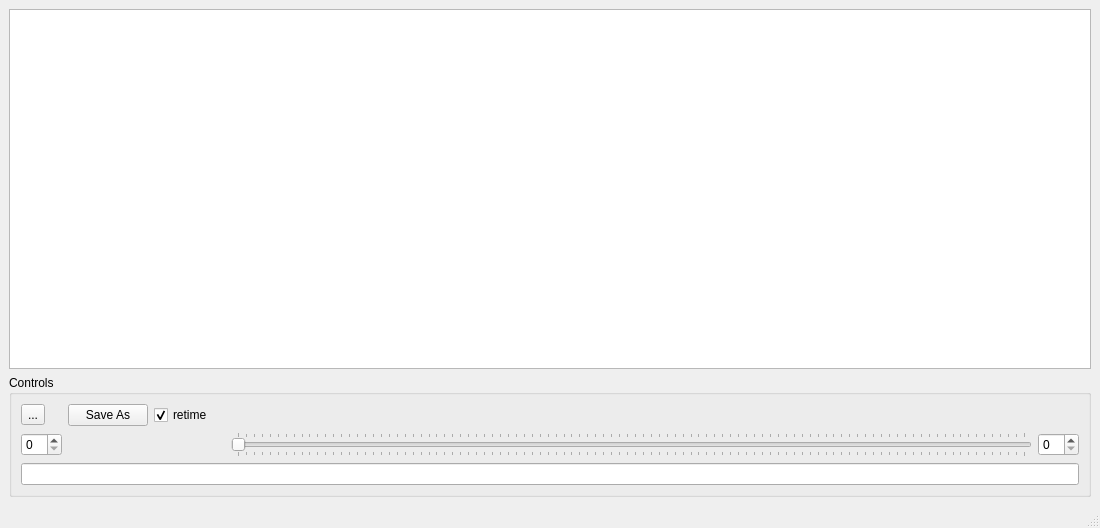
Qt form form.ui (NCCA/AsciinemaEdit) before a commit.
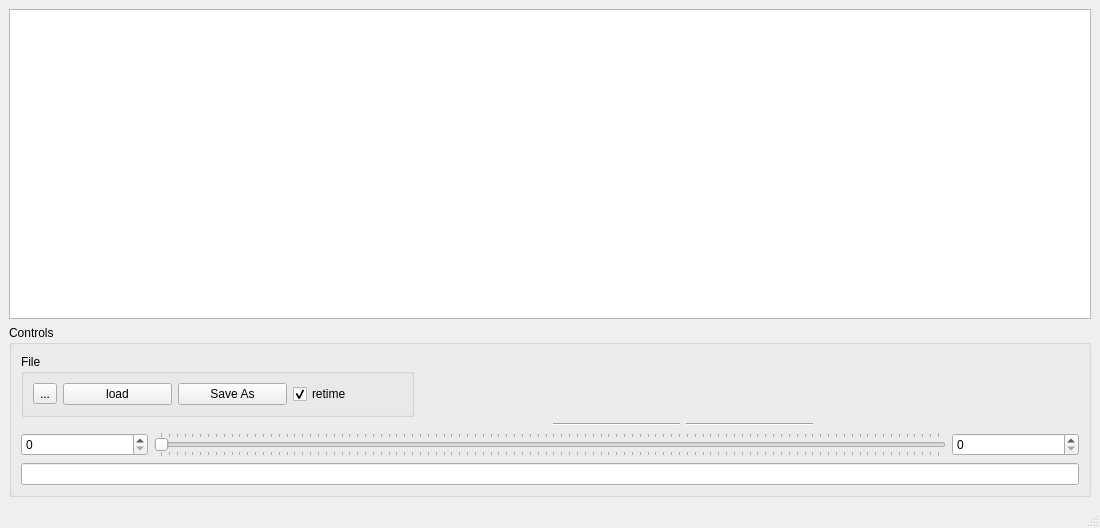
The same form after that commit. Icons and pictures are not drawn.

Commit message: added load button needs some polish

```diff
--- a/form.ui
+++ b/form.ui
@@ -42,31 +42,46 @@
        <string>Controls</string>
       </property>
       <layout class="QGridLayout" name="gridLayout_2">
-       <item row="0" column="4">
+       <item row="5" column="0" colspan="8">
+        <widget class="QLineEdit" name="frame_no"/>
+       </item>
+       <item row="1" column="5">
         <widget class="Line" name="line">
          <property name="orientation">
           <enum>Qt::Horizontal</enum>
          </property>
         </widget>
        </item>
-       <item row="0" column="1">
-        <widget class="QPushButton" name="save_as">
-         <property name="text">
-          <string>Save As</string>
-         </property>
-        </widget>
-       </item>
-       <item row="0" column="3">
+       <item row="1" column="4">
         <widget class="Line" name="line_2">
          <property name="orientation">
           <enum>Qt::Horizontal</enum>
          </property>
         </widget>
        </item>
-       <item row="1" column="6">
+       <item row="2" column="7">
         <widget class="QSpinBox" name="end_frame"/>
        </item>
-       <item row="0" column="0">
+       <item row="2" column="0">
+        <widget class="QSpinBox" name="start_frame"/>
+       </item>
+       <item row="2" column="1" colspan="6">
+        <widget class="QSlider" name="frame">
+         <property name="orientation">
+          <enum>Qt::Horizontal</enum>
+         </property>
+         <property name="tickPosition">
+          <enum>QSlider::TicksBothSides</enum>
+         </property>
+        </widget>
+       </item>
+       <item row="0" column="0" colspan="3">
+        <widget class="QGroupBox" name="fileGB">
+         <property name="title">
+          <string>File</string>
+         </property>
+         <layout class="QHBoxLayout" name="horizontalLayout">
+          <item>
         <widget class="QToolButton" name="play_pause">
          <property name="text">
           <string>...</string>
@@ -79,23 +94,21 @@
          </property>
         </widget>
        </item>
-       <item row="4" column="0" colspan="7">
-        <widget class="QLineEdit" name="frame_no"/>
-       </item>
-       <item row="1" column="5">
-        <widget class="QSlider" name="frame">
-         <property name="orientation">
-          <enum>Qt::Horizontal</enum>
-         </property>
-         <property name="tickPosition">
-          <enum>QSlider::TicksBothSides</enum>
-         </property>
-        </widget>
-       </item>
-       <item row="1" column="0">
-        <widget class="QSpinBox" name="start_frame"/>
-       </item>
-       <item row="0" column="2">
+          <item>
+           <widget class="QPushButton" name="load">
+            <property name="text">
+             <string>load</string>
+            </property>
+           </widget>
+          </item>
+          <item>
+           <widget class="QPushButton" name="save_as">
+            <property name="text">
+             <string>Save As</string>
+            </property>
+           </widget>
+          </item>
+          <item>
         <widget class="QCheckBox" name="retime">
          <property name="text">
           <string>retime</string>
@@ -103,6 +116,9 @@
          <property name="checked">
           <bool>true</bool>
          </property>
+           </widget>
+          </item>
+         </layout>
         </widget>
        </item>
       </layout>
```
Lines whose indentation alone changed are shown as unchanged. The commit also changes 1 other file.
